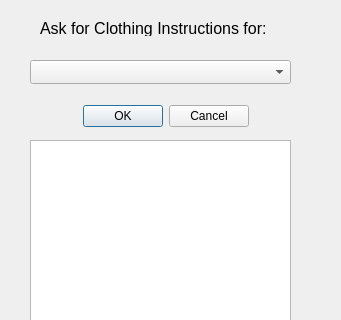
MijersOne/CyberDom-Qt, file askclothing.ui: the form before one commit; both pictures show x 0 to 341 and y 0 to 320 of the 341 by 534 pixel window.
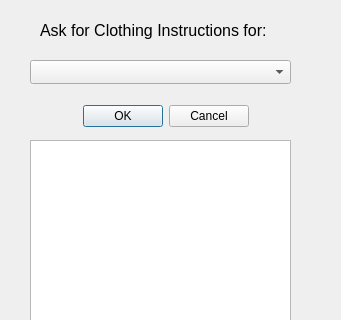
The form after the commit.

```diff
--- a/askclothing.ui
+++ b/askclothing.ui
@@ -48,7 +48,7 @@
      <x>40</x>
      <y>20</y>
      <width>261</width>
-     <height>16</height>
+     <height>21</height>
     </rect>
    </property>
    <property name="font">
```
